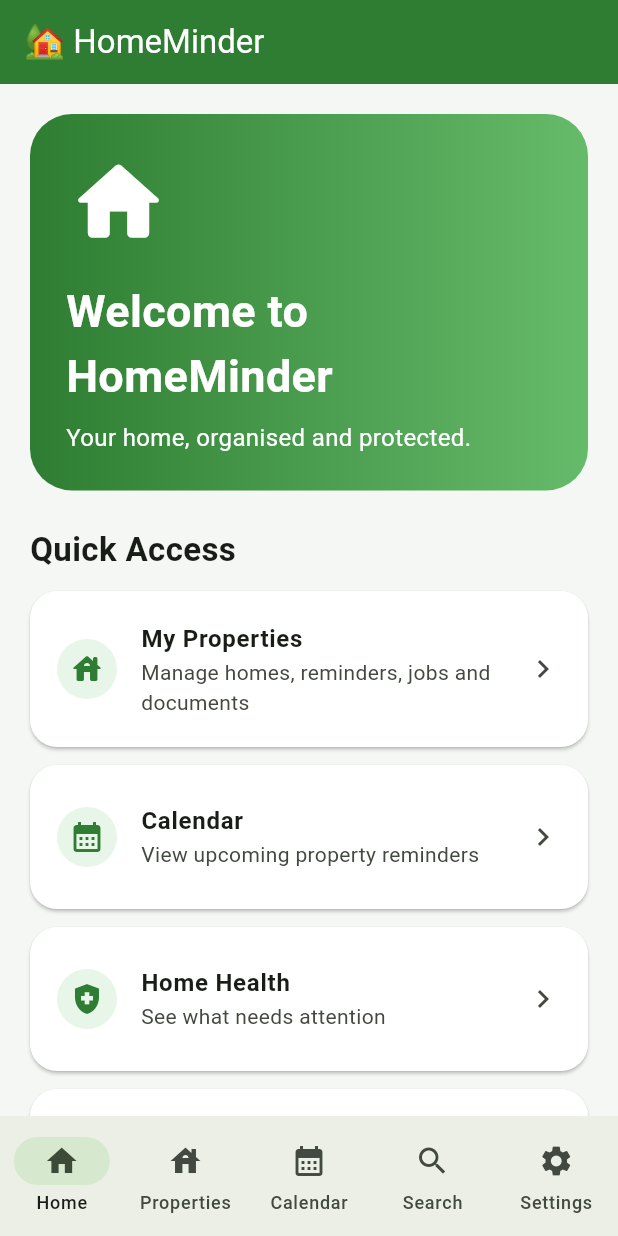
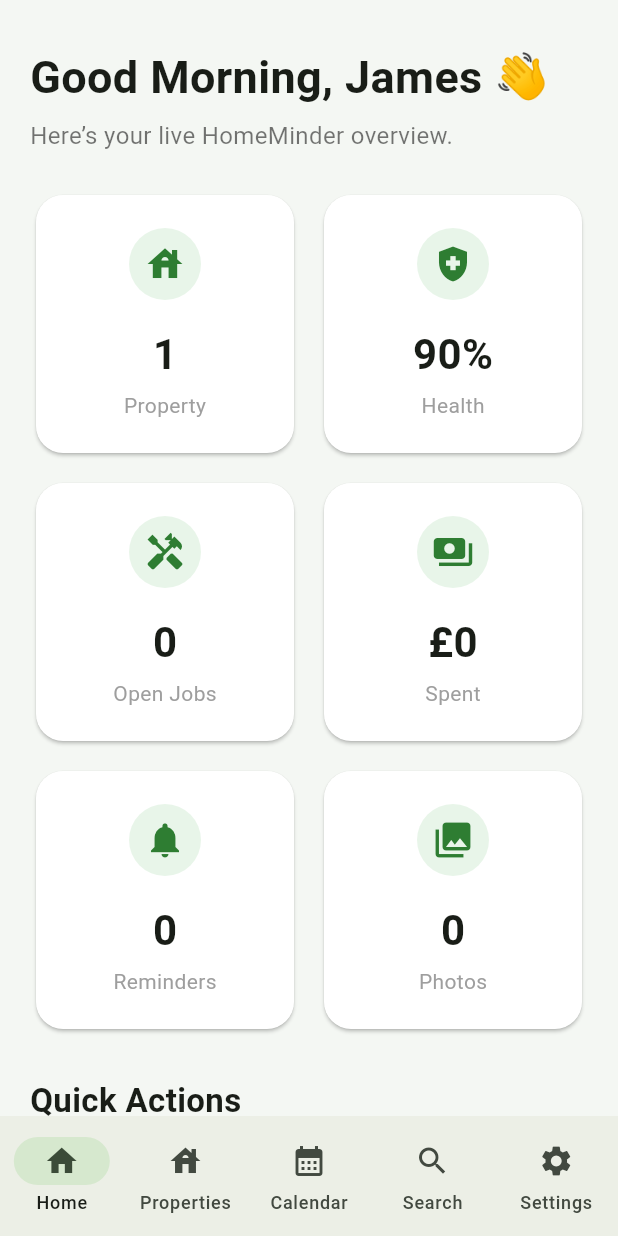
Before and after one commit to moster98/HomeMinder, a Flutter app: the screen it shows after launch, on a phone screen of 412 x 824 dp. Run offline on Flutter 3.47's test engine with Material 3 defaults, Android fonts, the phone set to English and light mode, and no system bars; our stand-ins replace file_picker, image_picker, shared_preferences.

Commit message:
Added reusable stat and action widgets

```diff
--- a/lib/screens/home_screen.dart
+++ b/lib/screens/home_screen.dart
@@ -1,129 +1,212 @@
 import 'package:flutter/material.dart';
+
+import '../services/dashboard_service.dart';
+import '../theme/app_theme.dart';
+import '../widgets/action_tile.dart';
+import '../widgets/stat_card.dart';
 import 'properties_screen.dart';
 
-class HomeScreen extends StatelessWidget {
+class HomeScreen extends StatefulWidget {
   const HomeScreen({super.key});
+
+  @override
+  State<HomeScreen> createState() => _HomeScreenState();
+}
+
+class _HomeScreenState extends State<HomeScreen> {
+  int propertyCount = 1;
+  int health = 100;
+  int openJobs = 0;
+  double totalSpent = 0;
+  int reminders = 0;
+  int photos = 0;
+  int documents = 0;
+
+  final String mainPropertyId = '1';
+
+  @override
+  void initState() {
+    super.initState();
+    loadDashboard();
+  }
+
+  Future<void> loadDashboard() async {
+    final loadedHealth = await DashboardService.propertyHealth(mainPropertyId);
+    final loadedOpenJobs = await DashboardService.openJobs(mainPropertyId);
+    final loadedSpent = await DashboardService.totalSpent(mainPropertyId);
+    final loadedReminders = await DashboardService.reminderCount(mainPropertyId);
+    final loadedPhotos = await DashboardService.photoCount(mainPropertyId);
+    final loadedDocuments = await DashboardService.documentCount(mainPropertyId);
+
+    setState(() {
+      health = loadedHealth;
+      openJobs = loadedOpenJobs;
+      totalSpent = loadedSpent;
+      reminders = loadedReminders;
+      photos = loadedPhotos;
+      documents = loadedDocuments;
+    });
+  }
 
   void openProperties(BuildContext context) {
     Navigator.push(
       context,
       MaterialPageRoute(builder: (_) => const PropertiesScreen()),
-    );
+    ).then((_) => loadDashboard());
   }
 
   @override
   Widget build(BuildContext context) {
+    final hour = DateTime.now().hour;
+    final greeting = hour < 12
+        ? 'Good Morning'
+        : hour < 18
+            ? 'Good Afternoon'
+            : 'Good Evening';
+
     return Scaffold(
-      backgroundColor: const Color(0xFFF4F7F3),
-      appBar: AppBar(
-        title: const Text('🏡 HomeMinder'),
-        backgroundColor: const Color(0xFF2E7D32),
-        foregroundColor: Colors.white,
-      ),
-      body: ListView(
-        padding: const EdgeInsets.all(20),
-        children: [
-          Container(
-            padding: const EdgeInsets.all(24),
-            decoration: BoxDecoration(
-              gradient: const LinearGradient(
-                colors: [Color(0xFF2E7D32), Color(0xFF66BB6A)],
+      body: RefreshIndicator(
+        onRefresh: loadDashboard,
+        child: ListView(
+          padding: const EdgeInsets.all(20),
+          children: [
+            const SizedBox(height: 10),
+            Text(
+              '$greeting, James 👋',
+              style: const TextStyle(
+                fontSize: 30,
+                fontWeight: FontWeight.bold,
               ),
-              borderRadius: BorderRadius.circular(28),
             ),
-            child: const Column(
-              crossAxisAlignment: CrossAxisAlignment.start,
+            const SizedBox(height: 6),
+            const Text(
+              'Here’s your live HomeMinder overview.',
+              style: TextStyle(fontSize: 16, color: Colors.black54),
+            ),
+            const SizedBox(height: 24),
+
+            Row(
               children: [
-                Icon(Icons.home_rounded, size: 70, color: Colors.white),
-                SizedBox(height: 16),
-                Text(
-                  'Welcome to HomeMinder',
-                  style: TextStyle(
-                    color: Colors.white,
-                    fontSize: 30,
-                    fontWeight: FontWeight.bold,
+                Expanded(
+                  child: StatCard(
+                    icon: Icons.house,
+                    title: propertyCount.toString(),
+                    subtitle: propertyCount == 1 ? 'Property' : 'Properties',
                   ),
                 ),
-                SizedBox(height: 8),
-                Text(
-                  'Your home, organised and protected.',
-                  style: TextStyle(color: Colors.white, fontSize: 16),
+                const SizedBox(width: 12),
+                Expanded(
+                  child: StatCard(
+                    icon: Icons.health_and_safety,
+                    title: '$health%',
+                    subtitle: 'Health',
+                  ),
                 ),
               ],
             ),
-          ),
+            const SizedBox(height: 12),
 
-          const SizedBox(height: 24),
+            Row(
+              children: [
+                Expanded(
+                  child: StatCard(
+                    icon: Icons.handyman,
+                    title: openJobs.toString(),
+                    subtitle: 'Open Jobs',
+                  ),
+                ),
+                const SizedBox(width: 12),
+                Expanded(
+                  child: StatCard(
+                    icon: Icons.payments,
+                    title: '£${totalSpent.toStringAsFixed(0)}',
+                    subtitle: 'Spent',
+                  ),
+                ),
+              ],
+            ),
+            const SizedBox(height: 12),
 
-          const Text(
-            'Quick Access',
-            style: TextStyle(fontSize: 22, fontWeight: FontWeight.bold),
-          ),
+            Row(
+              children: [
+                Expanded(
+                  child: StatCard(
+                    icon: Icons.notifications,
+                    title: reminders.toString(),
+                    subtitle: 'Reminders',
+                  ),
+                ),
+                const SizedBox(width: 12),
+                Expanded(
+                  child: StatCard(
+                    icon: Icons.photo_library,
+                    title: photos.toString(),
+                    subtitle: 'Photos',
+                  ),
+                ),
+              ],
+            ),
 
-          const SizedBox(height: 12),
+            const SizedBox(height: 28),
+            const Text(
+              'Quick Actions',
+              style: TextStyle(fontSize: 22, fontWeight: FontWeight.bold),
+            ),
+            const SizedBox(height: 12),
 
-          HomeButton(
-            icon: Icons.house_rounded,
-            label: 'My Properties',
-            subtitle: 'Manage homes, reminders, jobs and documents',
-            onTap: () => openProperties(context),
-          ),
+            ActionTile(
+              icon: Icons.house_rounded,
+              title: 'My Properties',
+              subtitle: 'Open your homes, dashboards and tools',
+              onTap: () => openProperties(context),
+            ),
+            ActionTile(
+              icon: Icons.calendar_month,
+              title: 'Calendar',
+              subtitle: 'See upcoming property reminders',
+              onTap: () {},
+            ),
+            ActionTile(
+              icon: Icons.timeline,
+              title: 'Recent Activity',
+              subtitle: 'Track jobs, costs, documents and photos',
+              onTap: () {},
+            ),
+            ActionTile(
+              icon: Icons.settings,
+              title: 'Settings',
+              subtitle: 'Notifications, backups and preferences',
+              onTap: () {},
+            ),
 
-          HomeButton(
-            icon: Icons.calendar_month,
-            label: 'Calendar',
-            subtitle: 'View upcoming property reminders',
-            onTap: () {},
-          ),
-
-          HomeButton(
-            icon: Icons.health_and_safety,
-            label: 'Home Health',
-            subtitle: 'See what needs attention',
-            onTap: () {},
-          ),
-
-          HomeButton(
-            icon: Icons.settings,
-            label: 'Settings',
-            subtitle: 'App preferences and account options',
-            onTap: () {},
-          ),
-        ],
+            const SizedBox(height: 26),
+            Card(
+              child: Padding(
+                padding: const EdgeInsets.all(22),
+                child: Row(
+                  children: [
+                    const CircleAvatar(
+                      radius: 28,
+                      backgroundColor: AppTheme.lightGreen,
+                      child: Icon(
+                        Icons.auto_awesome,
+                        color: AppTheme.primaryGreen,
+                      ),
+                    ),
+                    const SizedBox(width: 16),
+                    Expanded(
+                      child: Text(
+                        'You have $documents documents saved and $photos photos stored for your home.',
+                        style: const TextStyle(fontSize: 16),
+                      ),
+                    ),
+                  ],
+                ),
+              ),
+            ),
+          ],
+        ),
       ),
     );
   }
 }
-
-class HomeButton extends StatelessWidget {
-  final IconData icon;
-  final String label;
-  final String subtitle;
-  final VoidCallback onTap;
-
-  const HomeButton({
-    super.key,
-    required this.icon,
-    required this.label,
-    required this.subtitle,
-    required this.onTap,
-  });
-
-  @override
-  Widget build(BuildContext context) {
-    return Card(
-      margin: const EdgeInsets.only(bottom: 12),
-      child: ListTile(
-        contentPadding: const EdgeInsets.symmetric(horizontal: 18, vertical: 12),
-        leading: CircleAvatar(
-          backgroundColor: const Color(0xFFE8F5E9),
-          child: Icon(icon, color: const Color(0xFF2E7D32)),
-        ),
-        title: Text(label, style: const TextStyle(fontWeight: FontWeight.bold)),
-        subtitle: Text(subtitle),
-        trailing: const Icon(Icons.chevron_right),
-        onTap: onTap,
-      ),
-    );
-  }
-}
--- a/lib/services/dashboard_service.dart
+++ b/lib/services/dashboard_service.dart
@@ -2,45 +2,31 @@ import 'storage_service.dart';
 
 class DashboardService {
   static Future<int> reminderCount(String propertyId) async {
-    final data =
-        await StorageService.loadJson('reminders_$propertyId');
-
+    final data = await StorageService.loadJson('reminders_$propertyId');
     if (data == null) return 0;
-
     return (data as List).length;
   }
 
   static Future<int> jobCount(String propertyId) async {
-    final data =
-        await StorageService.loadJson('jobs_$propertyId');
-
+    final data = await StorageService.loadJson('jobs_$propertyId');
     if (data == null) return 0;
-
     return (data as List).length;
   }
 
   static Future<int> photoCount(String propertyId) async {
-    final data =
-        await StorageService.loadJson('photos_$propertyId');
-
+    final data = await StorageService.loadJson('photos_$propertyId');
     if (data == null) return 0;
-
     return (data as List).length;
   }
 
   static Future<int> documentCount(String propertyId) async {
-    final data =
-        await StorageService.loadJson('documents_$propertyId');
-
+    final data = await StorageService.loadJson('documents_$propertyId');
     if (data == null) return 0;
-
     return (data as List).length;
   }
 
   static Future<double> totalSpent(String propertyId) async {
-    final data =
-        await StorageService.loadJson('costs_$propertyId');
-
+    final data = await StorageService.loadJson('costs_$propertyId');
     if (data == null) return 0;
 
     double total = 0;
@@ -51,4 +37,38 @@ class DashboardService {
 
     return total;
   }
+
+  static Future<int> openJobs(String propertyId) async {
+    final data = await StorageService.loadJson('jobs_$propertyId');
+    if (data == null) return 0;
+
+    return (data as List)
+        .where((item) => item['completed'] != true)
+        .length;
+  }
+
+  static Future<int> propertyHealth(String propertyId) async {
+    final reminders = await reminderCount(propertyId);
+    final open = await openJobs(propertyId);
+    final photos = await photoCount(propertyId);
+    final documents = await documentCount(propertyId);
+
+    int score = 100;
+
+    if (reminders > 5) score -= 10;
+    if (open > 3) score -= 10;
+    if (photos == 0) score -= 5;
+    if (documents == 0) score -= 5;
+
+    return score.clamp(50, 100);
+  }
+
+  static Future<int> totalStoredItems(String propertyId) async {
+    final reminders = await reminderCount(propertyId);
+    final jobs = await jobCount(propertyId);
+    final photos = await photoCount(propertyId);
+    final documents = await documentCount(propertyId);
+
+    return reminders + jobs + photos + documents;
+  }
 }
--- /dev/null
+++ b/lib/widgets/action_tile.dart
@@ -0,0 +1,46 @@
+import 'package:flutter/material.dart';
+
+import '../theme/app_theme.dart';
+
+class ActionTile extends StatelessWidget {
+  final IconData icon;
+  final String title;
+  final String subtitle;
+  final VoidCallback onTap;
+
+  const ActionTile({
+    super.key,
+    required this.icon,
+    required this.title,
+    required this.subtitle,
+    required this.onTap,
+  });
+
+  @override
+  Widget build(BuildContext context) {
+    return Card(
+      margin: const EdgeInsets.only(bottom: 14),
+      child: ListTile(
+        contentPadding: const EdgeInsets.all(18),
+        leading: CircleAvatar(
+          radius: 24,
+          backgroundColor: AppTheme.lightGreen,
+          child: Icon(
+            icon,
+            color: AppTheme.primaryGreen,
+          ),
+        ),
+        title: Text(
+          title,
+          style: const TextStyle(
+            fontWeight: FontWeight.bold,
+            fontSize: 17,
+          ),
+        ),
+        subtitle: Text(subtitle),
+        trailing: const Icon(Icons.chevron_right),
+        onTap: onTap,
+      ),
+    );
+  }
+}
--- /dev/null
+++ b/lib/widgets/stat_card.dart
@@ -0,0 +1,73 @@
+import 'package:flutter/material.dart';
+
+import '../theme/app_theme.dart';
+
+class StatCard extends StatelessWidget {
+  final IconData icon;
+  final String title;
+  final String subtitle;
+  final VoidCallback? onTap;
+
+  const StatCard({
+    super.key,
+    required this.icon,
+    required this.title,
+    required this.subtitle,
+    this.onTap,
+  });
+
+  @override
+  Widget build(BuildContext context) {
+    Widget card = Card(
+      child: Padding(
+        padding: const EdgeInsets.symmetric(
+          vertical: 22,
+          horizontal: 16,
+        ),
+        child: Column(
+          mainAxisAlignment: MainAxisAlignment.center,
+          children: [
+            CircleAvatar(
+              radius: 24,
+              backgroundColor: AppTheme.lightGreen,
+              child: Icon(
+                icon,
+                color: AppTheme.primaryGreen,
+                size: 28,
+              ),
+            ),
+
+            const SizedBox(height: 16),
+
+            Text(
+              title,
+              style: const TextStyle(
+                fontSize: 28,
+                fontWeight: FontWeight.bold,
+              ),
+            ),
+
+            const SizedBox(height: 4),
+
+            Text(
+              subtitle,
+              style: const TextStyle(
+                color: Colors.grey,
+              ),
+            ),
+          ],
+        ),
+      ),
+    );
+
+    if (onTap != null) {
+      card = InkWell(
+        borderRadius: BorderRadius.circular(18),
+        onTap: onTap,
+        child: card,
+      );
+    }
+
+    return card;
+  }
+}
```
